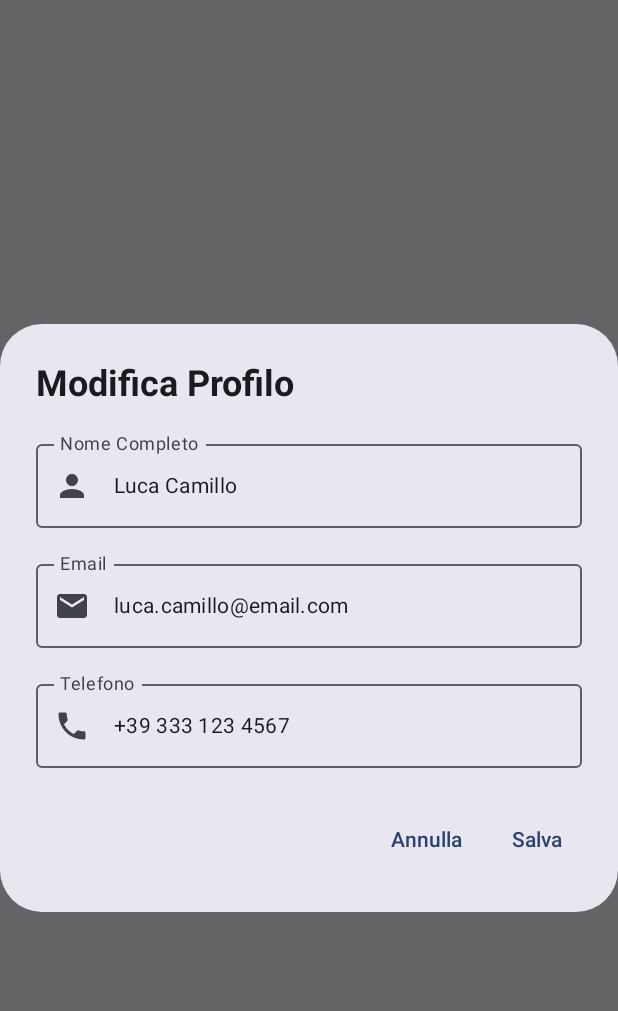
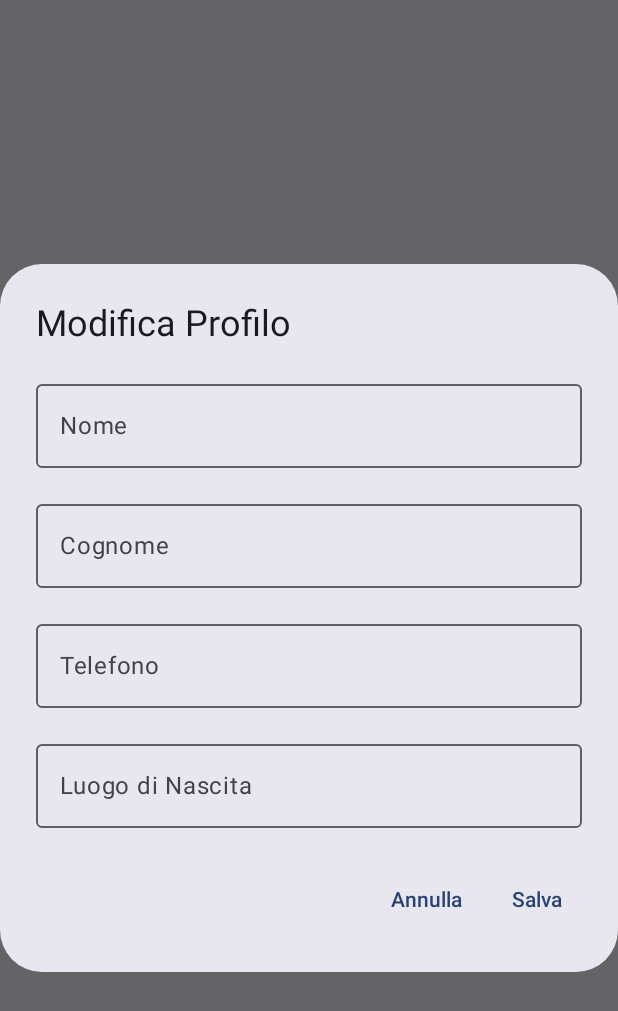
Before and after one commit to luciobaiocchi/mobile-project, an Android app built with Jetpack Compose: the composable EditProfileDialog shown on its own in the app's theme, after a tap on "Salva", on a phone screen of 412 x 824 dp. Shown: the top 1011 px of the screen. Run offline under Robolectric (Android 15) with nearby library versions, the phone set to English and light mode, and no system bars; our stand-ins replace Firebase (no records; nobody signed in at launch, a user with empty details on screens opened directly).

Commit message:
added feature to modify user personal data

```diff
--- a/app/src/main/java/com/heard/mobile/ui/screens/personal/dialogs/EditProfileDialog.kt
+++ b/app/src/main/java/com/heard/mobile/ui/screens/personal/dialogs/EditProfileDialog.kt
@@ -1,6 +1,7 @@
 package com.heard.mobile.ui.screens.personal.dialogs
 
 import androidx.compose.foundation.layout.*
+import androidx.compose.foundation.lazy.LazyColumn
 import androidx.compose.material.icons.Icons
 import androidx.compose.material.icons.filled.*
 import androidx.compose.material3.*
@@ -8,59 +9,86 @@ import androidx.compose.runtime.*
 import androidx.compose.ui.Modifier
 import androidx.compose.ui.text.font.FontWeight
 import androidx.compose.ui.unit.dp
+import com.heard.mobile.ui.screens.personal.tabs.UserData
 
 @OptIn(ExperimentalMaterial3Api::class)
 @Composable
 fun EditProfileDialog(
+    currentData: UserData,
     onDismiss: () -> Unit,
-    onSave: () -> Unit
+    onSave: (UserData) -> Unit
 ) {
-    var name by remember { mutableStateOf("Luca Camillo") }
-    var email by remember { mutableStateOf("luca.camillo@email.com") }
-    var phone by remember { mutableStateOf("+39 333 123 4567") }
+    var badge by remember { mutableStateOf(currentData.badge) }
+    var nome by remember { mutableStateOf(currentData.nome) }
+    var cognome by remember { mutableStateOf(currentData.cognome) }
+    var telefono by remember { mutableStateOf(currentData.telefono) }
+    var nascita by remember { mutableStateOf(currentData.dataNascita) }
+    var luogoNascita by remember { mutableStateOf(currentData.cittaNascita) }
 
     AlertDialog(
         onDismissRequest = onDismiss,
         title = {
-            Text(
-                text = "Modifica Profilo",
-                style = MaterialTheme.typography.headlineSmall,
-                fontWeight = FontWeight.Bold
-            )
+            Text("Modifica Profilo")
         },
         text = {
-            Column(verticalArrangement = Arrangement.spacedBy(16.dp)) {
-                OutlinedTextField(
-                    value = name,
-                    onValueChange = { name = it },
-                    label = { Text("Nome Completo") },
-                    leadingIcon = {
-                        Icon(Icons.Default.Person, contentDescription = null)
-                    },
-                    modifier = Modifier.fillMaxWidth()
-                )
-                OutlinedTextField(
-                    value = email,
-                    onValueChange = { email = it },
-                    label = { Text("Email") },
-                    leadingIcon = {
-                        Icon(Icons.Default.Email, contentDescription = null)
-                    },
-                    modifier = Modifier.fillMaxWidth()
-                )
-                OutlinedTextField(
-                    value = phone,
-                    onValueChange = { phone = it },
-                    label = { Text("Telefono") },
-                    leadingIcon = {
-                        Icon(Icons.Default.Phone, contentDescription = null)
-                    },
-                    modifier = Modifier.fillMaxWidth()
-                )
+            LazyColumn(
+                verticalArrangement = Arrangement.spacedBy(16.dp)
+            ) {
+                item {
+                    OutlinedTextField(
+                        value = nome,
+                        onValueChange = { nome = it },
+                        label = { Text("Nome") },
+                        modifier = Modifier.fillMaxWidth()
+                    )
+                }
+
+                item {
+                    OutlinedTextField(
+                        value = cognome,
+                        onValueChange = { cognome = it },
+                        label = { Text("Cognome") },
+                        modifier = Modifier.fillMaxWidth()
+                    )
+                }
+
+                item {
+                    OutlinedTextField(
+                        value = telefono,
+                        onValueChange = { telefono = it },
+                        label = { Text("Telefono") },
+                        modifier = Modifier.fillMaxWidth()
+                    )
+                }
+
+
+                item {
+                    OutlinedTextField(
+                        value = luogoNascita,
+                        onValueChange = { luogoNascita = it },
+                        label = { Text("Luogo di Nascita") },
+                        modifier = Modifier.fillMaxWidth()
+                    )
+                }
             }
         },
+
+
+
         confirmButton = {
-            TextButton(onClick = onSave) {
+            TextButton(
+                onClick = {
+
+                    val updatedData = UserData(
+                        badge = badge,
+                        cognome = cognome,
+                        cittaNascita = luogoNascita,
+                        nome = nome,
+                        telefono = telefono,
+                    )
+                    onSave(updatedData)
+                }
+            ) {
                 Text("Salva")
             }
         },
```
Also changed, not shown: app/src/main/java/com/heard/mobile/ui/screens/personal/PersonalProfile.kt (+15 -4 lines), app/src/main/java/com/heard/mobile/ui/screens/personal/components/ProfileHeader.kt (+43 -0 lines), app/src/main/java/com/heard/mobile/ui/screens/personal/tabs/DatiPersonaliTab.kt (+46 -13 lines).
